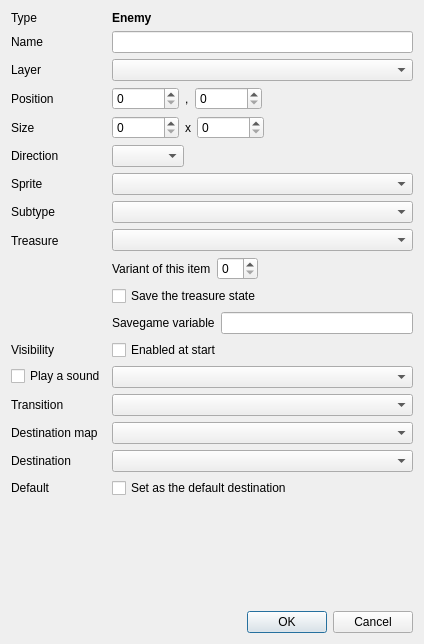
Qt form src/gui/edit_entity_dialog.ui (solarus-games/solarus-quest-editor) before a commit.
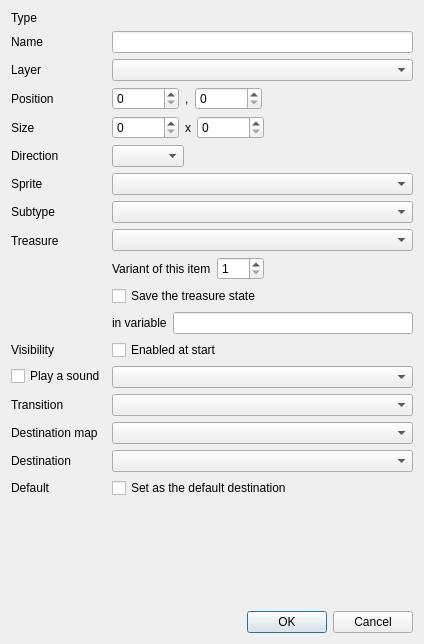
The same form after that commit. Custom widgets are drawn as their Qt base class.

Commit message: Edit entity: implement treasures.

```diff
--- a/src/gui/edit_entity_dialog.ui
+++ b/src/gui/edit_entity_dialog.ui
@@ -41,7 +41,7 @@
         </font>
        </property>
        <property name="text">
-        <string>Enemy</string>
+        <string/>
        </property>
       </widget>
      </item>
@@ -359,7 +359,14 @@
            </widget>
           </item>
           <item>
-           <widget class="QSpinBox" name="treasure_variant_field"/>
+           <widget class="QSpinBox" name="treasure_variant_field">
+            <property name="minimum">
+             <number>1</number>
+            </property>
+            <property name="maximum">
+             <number>999</number>
+            </property>
+           </widget>
           </item>
           <item>
            <spacer name="horizontal_spacer_4">
@@ -388,7 +395,7 @@
           <item>
            <widget class="QLabel" name="treasure_savegame_variable_label">
             <property name="text">
-             <string>Savegame variable</string>
+             <string>in variable</string>
             </property>
            </widget>
           </item>
```
The commit also changes 2 other files.
